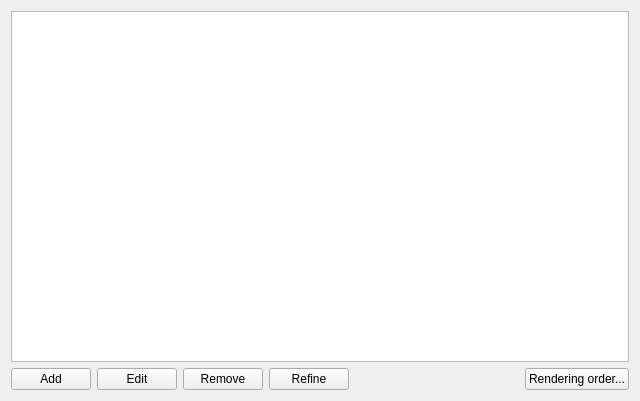
Above: src/ui/qgsrulebasedrendererv2widget.ui from qgis/QGIS before the change. Below: the same form after it.
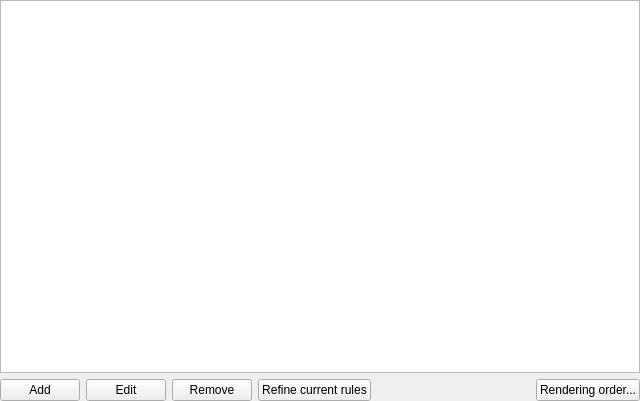
That is the form after the change.

Commit message: Rule-based renderer: Add support to refine more then one rule at a time; decrease UI margins

What changed in the file:
```diff
--- a/src/ui/qgsrulebasedrendererv2widget.ui
+++ b/src/ui/qgsrulebasedrendererv2widget.ui
@@ -11,6 +11,9 @@
    </rect>
   </property>
   <layout class="QVBoxLayout" name="verticalLayout">
+   <property name="margin">
+    <number>0</number>
+   </property>
    <item>
     <widget class="QTreeView" name="viewRules">
      <property name="contextMenuPolicy">
@@ -61,8 +64,23 @@
      </item>
      <item>
       <widget class="QPushButton" name="btnRefineRule">
+       <property name="enabled">
+        <bool>true</bool>
+       </property>
        <property name="text">
-        <string>Refine</string>
+        <string>Refine current rules</string>
+       </property>
+       <property name="checkable">
+        <bool>false</bool>
+       </property>
+       <property name="autoDefault">
+        <bool>false</bool>
+       </property>
+       <property name="default">
+        <bool>false</bool>
+       </property>
+       <property name="flat">
+        <bool>false</bool>
        </property>
       </widget>
      </item>
```
The commit also changes 4 other files.
